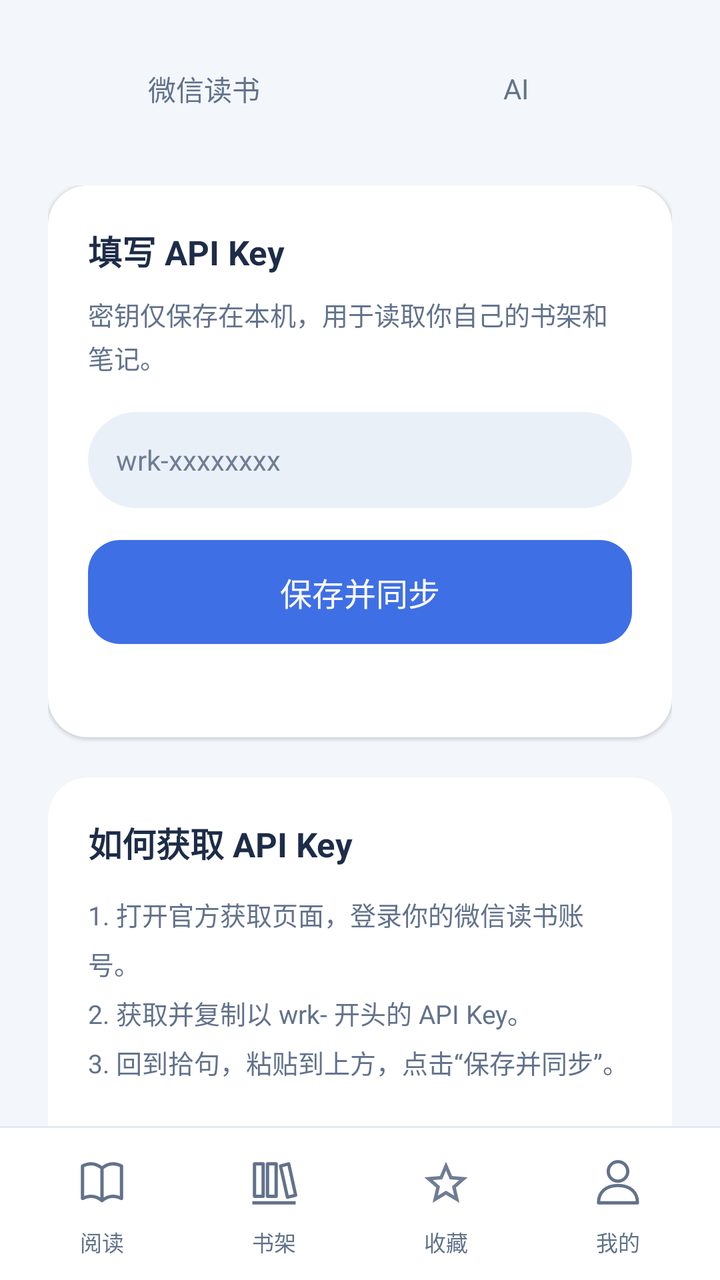
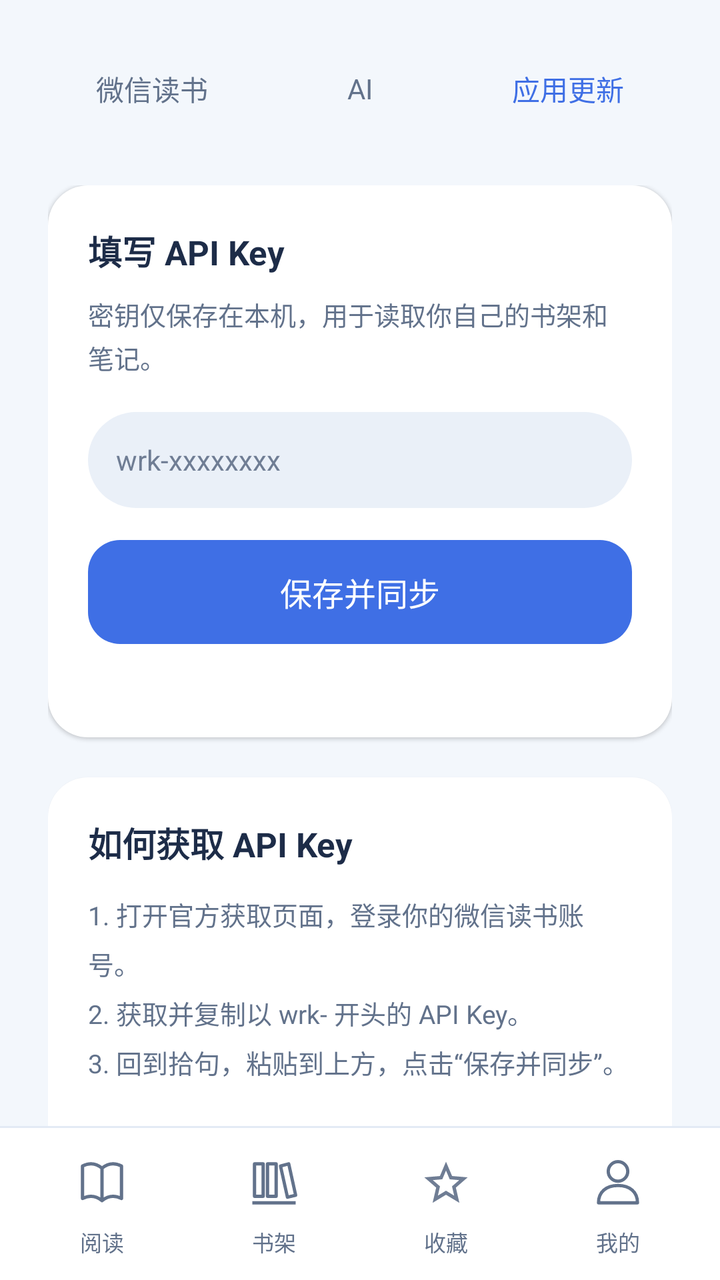

Screens rendered from an Android XML layout before and after an edit, with the pre-edit source and the edit as a unified diff.
<!-- AndroidManifest.xml: application theme AppTheme -->
<!-- res/layout/activity_connection.xml -->
<?xml version="1.0" encoding="utf-8"?>
<LinearLayout xmlns:android="http://schemas.android.com/apk/res/android" android:layout_width="match_parent" android:layout_height="match_parent" android:orientation="vertical" android:fitsSystemWindows="true">
    <LinearLayout android:layout_width="match_parent" android:layout_height="wrap_content" android:minHeight="48dp" android:layout_marginStart="24dp" android:layout_marginEnd="24dp" android:layout_marginTop="20dp" android:orientation="horizontal">
        <Button android:id="@+id/weread_tab" style="@style/ReadingTab" android:layout_width="0dp" android:layout_height="match_parent" android:layout_weight="1" android:text="@string/weread_tab" />
        <Button android:id="@+id/ai_tab" style="@style/ReadingTab" android:layout_width="0dp" android:layout_height="match_parent" android:layout_weight="1" android:text="@string/ai_tab" />
    </LinearLayout>
    <FrameLayout android:layout_width="match_parent" android:layout_height="0dp" android:layout_weight="1">
        <ScrollView android:id="@+id/weread_panel" android:layout_width="match_parent" android:layout_height="match_parent" android:fillViewport="true" android:scrollbars="none">
            <LinearLayout android:layout_width="match_parent" android:layout_height="wrap_content" android:orientation="vertical" android:padding="24dp">
                <LinearLayout android:layout_width="match_parent" android:layout_height="wrap_content" android:background="@drawable/card_background" android:orientation="vertical" android:padding="20dp" android:elevation="1dp">
                    <TextView android:layout_width="match_parent" android:layout_height="wrap_content" android:text="@string/key_input_title" android:textColor="@color/text_primary" android:textSize="17sp" android:textStyle="bold" />
                    <TextView android:layout_width="match_parent" android:layout_height="wrap_content" android:layout_marginTop="10dp" android:text="@string/key_input_description" android:textColor="@color/text_secondary" android:textSize="13sp" android:lineSpacingExtra="3dp" />
                    <EditText android:id="@+id/api_key" android:layout_width="match_parent" android:layout_height="48dp" android:layout_marginTop="18dp" android:paddingStart="14dp" android:paddingEnd="14dp" android:background="@drawable/search_background" android:hint="@string/key_hint" android:inputType="textPassword|textNoSuggestions" android:singleLine="true" android:saveEnabled="false" android:importantForAutofill="no" android:textColor="@color/text_primary" android:textColorHint="@color/text_hint" android:textSize="14sp" />
                    <Button android:id="@+id/save_sync" style="@style/PrimaryAction" android:layout_width="match_parent" android:layout_height="52dp" android:layout_marginTop="16dp" android:background="@drawable/button_background" android:backgroundTint="@null" android:text="@string/save_and_sync" android:textColor="@color/button_text" />
                    <TextView android:id="@+id/key_status" android:layout_width="match_parent" android:layout_height="wrap_content" android:layout_marginTop="12dp" android:textColor="@color/text_secondary" android:textSize="11sp" android:lineSpacingExtra="3dp" />
                </LinearLayout>
                <LinearLayout android:layout_width="match_parent" android:layout_height="wrap_content" android:layout_marginTop="20dp" android:background="@drawable/card_background" android:orientation="vertical" android:padding="20dp" android:elevation="1dp">
                    <TextView android:layout_width="match_parent" android:layout_height="wrap_content" android:text="@string/key_help_title" android:textColor="@color/text_primary" android:textSize="17sp" android:textStyle="bold" />
                    <TextView android:id="@+id/key_help_steps" android:layout_width="match_parent" android:layout_height="wrap_content" android:layout_marginTop="14dp" android:text="@string/key_help_steps" android:lineSpacingExtra="6dp" android:textColor="@color/text_secondary" android:textSize="13sp" />
                    <Button android:id="@+id/open_key_help" style="@style/TextAction" android:layout_width="wrap_content" android:layout_height="48dp" android:layout_gravity="end" android:layout_marginTop="8dp" android:text="@string/open_key_help" />
                    <TextView android:layout_width="match_parent" android:layout_height="wrap_content" android:text="@string/key_help_url" android:textIsSelectable="true" android:textColor="@color/text_hint" android:textSize="11sp" />
                </LinearLayout>
                <TextView android:id="@+id/sync_status" android:layout_width="match_parent" android:layout_height="wrap_content" android:layout_marginTop="18dp" android:textColor="@color/text_secondary" android:textSize="11sp" android:lineSpacingExtra="4dp" />
                <LinearLayout android:layout_width="match_parent" android:layout_height="wrap_content"
                    android:layout_marginTop="20dp" android:background="@drawable/card_background"
                    android:orientation="vertical" android:padding="20dp" android:elevation="1dp">
                    <TextView android:layout_width="match_parent" android:layout_height="wrap_content"
                        android:text="@string/update_title" android:textColor="@color/text_primary"
                        android:textSize="17sp" android:textStyle="bold" />
                    <TextView android:id="@+id/update_status" android:layout_width="match_parent"
                        android:layout_height="wrap_content" android:layout_marginTop="12dp"
                        android:textColor="@color/text_secondary" android:textSize="13sp" android:lineSpacingExtra="5dp" />
                    <Button android:id="@+id/check_updates" style="@style/TextAction" android:layout_width="match_parent"
                        android:layout_height="48dp" android:layout_marginTop="12dp" android:text="@string/check_updates" />
                    <Button android:id="@+id/open_app_update" style="@style/PrimaryAction" android:layout_width="match_parent"
                        android:layout_height="52dp" android:layout_marginTop="8dp"
                        android:visibility="gone" android:text="@string/open_app_update" />
                </LinearLayout>
                <Button android:id="@+id/clear_data" style="@style/TextAction" android:layout_width="match_parent" android:layout_height="48dp" android:layout_marginTop="16dp" android:text="@string/clear_all_data" android:textColor="@color/text_secondary" />
            </LinearLayout>
        </ScrollView>
        <ScrollView android:id="@+id/ai_panel" android:layout_width="match_parent" android:layout_height="match_parent" android:visibility="gone" android:fillViewport="true" android:scrollbars="none">
            <LinearLayout android:layout_width="match_parent" android:layout_height="wrap_content" android:orientation="vertical" android:padding="24dp">
                <LinearLayout android:layout_width="match_parent" android:layout_height="wrap_content" android:background="@drawable/card_background" android:orientation="vertical" android:padding="20dp" android:elevation="1dp">
                    <TextView android:layout_width="match_parent" android:layout_height="wrap_content" android:text="@string/ai_key_title" android:textColor="@color/text_primary" android:textSize="17sp" android:textStyle="bold" />
                    <TextView android:layout_width="match_parent" android:layout_height="wrap_content" android:layout_marginTop="10dp" android:text="@string/ai_key_description" android:textColor="@color/text_secondary" android:textSize="13sp" android:lineSpacingExtra="3dp" />
                    <EditText android:id="@+id/ai_api_key" android:layout_width="match_parent" android:layout_height="48dp" android:layout_marginTop="18dp" android:paddingStart="14dp" android:paddingEnd="14dp" android:background="@drawable/search_background" android:hint="@string/ai_key_hint" android:inputType="textPassword|textNoSuggestions" android:singleLine="true" android:saveEnabled="false" android:importantForAutofill="no" android:imeOptions="actionDone" android:textColor="@color/text_primary" android:textColorHint="@color/text_hint" android:textSize="14sp" />
                    <Button android:id="@+id/save_ai_key" style="@style/PrimaryAction" android:layout_width="match_parent" android:layout_height="52dp" android:layout_marginTop="16dp" android:background="@drawable/button_background" android:backgroundTint="@null" android:text="@string/save_ai_key" android:textColor="@color/button_text" />
                    <TextView android:id="@+id/ai_key_status" android:layout_width="match_parent" android:layout_height="wrap_content" android:layout_marginTop="12dp" android:textColor="@color/text_secondary" android:textSize="11sp" android:lineSpacingExtra="3dp" />
                </LinearLayout>
                <Button android:id="@+id/clear_ai_key" style="@style/TextAction" android:layout_width="match_parent" android:layout_height="48dp" android:layout_marginTop="16dp" android:visibility="gone" android:text="@string/clear_ai_key" android:textColor="@color/text_secondary" />
            </LinearLayout>
        </ScrollView>
    </FrameLayout>
    <include layout="@layout/bottom_navigation" />
</LinearLayout>
<!-- res/layout/bottom_navigation.xml (included above) -->
<?xml version="1.0" encoding="utf-8"?>
<LinearLayout xmlns:android="http://schemas.android.com/apk/res/android"
    android:layout_width="match_parent" android:layout_height="wrap_content"
    android:orientation="vertical" android:background="@color/surface">
    <View android:layout_width="match_parent" android:layout_height="1dp"
        android:background="@color/outline" android:importantForAccessibility="no" />
    <LinearLayout android:layout_width="match_parent" android:layout_height="76dp"
        android:orientation="horizontal" android:gravity="center_vertical" android:baselineAligned="false"
        android:paddingStart="8dp" android:paddingEnd="8dp">
        <LinearLayout android:id="@+id/nav_home" android:layout_width="0dp" android:layout_height="match_parent"
            android:layout_weight="1" android:orientation="vertical" android:gravity="center"
            android:background="@drawable/text_button_background" android:contentDescription="@string/nav_home" android:focusable="true">
            <ImageView android:id="@+id/nav_home_icon" android:layout_width="56dp" android:layout_height="34dp"
                android:paddingStart="15dp" android:paddingEnd="15dp" android:paddingTop="4dp" android:paddingBottom="4dp"
                android:background="@drawable/nav_icon_background" android:src="@drawable/ic_nav_home" android:importantForAccessibility="no" />
            <TextView android:id="@+id/nav_home_label" android:layout_width="wrap_content" android:layout_height="wrap_content"
                android:layout_marginTop="4dp" android:text="@string/nav_home" android:textColor="@color/text_secondary"
                android:textSize="11sp" android:importantForAccessibility="no" />
        </LinearLayout>
        <LinearLayout android:id="@+id/nav_shelf" android:layout_width="0dp" android:layout_height="match_parent"
            android:layout_weight="1" android:orientation="vertical" android:gravity="center"
            android:background="@drawable/text_button_background" android:contentDescription="@string/nav_shelf" android:focusable="true">
            <ImageView android:id="@+id/nav_shelf_icon" android:layout_width="56dp" android:layout_height="34dp"
                android:paddingStart="15dp" android:paddingEnd="15dp" android:paddingTop="4dp" android:paddingBottom="4dp"
                android:background="@drawable/nav_icon_background" android:src="@drawable/ic_nav_shelf" android:importantForAccessibility="no" />
            <TextView android:id="@+id/nav_shelf_label" android:layout_width="wrap_content" android:layout_height="wrap_content"
                android:layout_marginTop="4dp" android:text="@string/nav_shelf" android:textColor="@color/text_secondary"
                android:textSize="11sp" android:importantForAccessibility="no" />
        </LinearLayout>
        <LinearLayout android:id="@+id/nav_favorites" android:layout_width="0dp" android:layout_height="match_parent"
            android:layout_weight="1" android:orientation="vertical" android:gravity="center"
            android:background="@drawable/text_button_background" android:contentDescription="@string/nav_favorites" android:focusable="true">
            <ImageView android:id="@+id/nav_favorites_icon" android:layout_width="56dp" android:layout_height="34dp"
                android:paddingStart="15dp" android:paddingEnd="15dp" android:paddingTop="4dp" android:paddingBottom="4dp"
                android:background="@drawable/nav_icon_background" android:src="@drawable/ic_book_favorite_outline" android:importantForAccessibility="no" />
            <TextView android:id="@+id/nav_favorites_label" android:layout_width="wrap_content" android:layout_height="wrap_content"
                android:layout_marginTop="4dp" android:text="@string/nav_favorites" android:textColor="@color/text_secondary"
                android:textSize="11sp" android:importantForAccessibility="no" />
        </LinearLayout>
        <LinearLayout android:id="@+id/nav_connection" android:layout_width="0dp" android:layout_height="match_parent"
            android:layout_weight="1" android:orientation="vertical" android:gravity="center"
            android:background="@drawable/text_button_background" android:contentDescription="@string/nav_connection" android:focusable="true">
            <ImageView android:id="@+id/nav_connection_icon" android:layout_width="56dp" android:layout_height="34dp"
                android:paddingStart="15dp" android:paddingEnd="15dp" android:paddingTop="4dp" android:paddingBottom="4dp"
                android:background="@drawable/nav_icon_background" android:src="@drawable/ic_nav_connection" android:importantForAccessibility="no" />
            <TextView android:id="@+id/nav_connection_label" android:layout_width="wrap_content" android:layout_height="wrap_content"
                android:layout_marginTop="4dp" android:text="@string/nav_connection" android:textColor="@color/text_secondary"
                android:textSize="11sp" android:importantForAccessibility="no" />
        </LinearLayout>
    </LinearLayout>
</LinearLayout>
<!-- resources referenced by this layout -->
<resources>
  <color name="outline">#E3EAF5</color>
  <color name="surface">#FFFFFF</color>
  <color name="text_hint">#6F7D94</color>
  <color name="text_primary">#1D2C48</color>
  <color name="text_secondary">#62728B</color>
  <!-- drawable card_background (drawable) -->
  <?xml version="1.0" encoding="utf-8"?>
  <shape xmlns:android="http://schemas.android.com/apk/res/android">
      <solid android:color="@color/surface" />
      <corners android:radius="20dp" />
  </shape>
  <!-- drawable search_background (drawable) -->
  <shape xmlns:android="http://schemas.android.com/apk/res/android">
      <solid android:color="@color/search_surface" /><corners android:radius="24dp" />
  </shape>
  <!-- drawable text_button_background (drawable) -->
  <ripple xmlns:android="http://schemas.android.com/apk/res/android" android:color="@color/ripple_secondary">
      <item android:id="@android:id/mask"><shape><solid android:color="@color/surface" /><corners android:radius="6dp" /></shape></item>
  </ripple>
  <string name="ai_key_description">密钥仅加密保存在本机，AI 功能稍后上线。</string>
  <string name="ai_key_hint">请输入 AI API Key</string>
  <string name="ai_key_title">AI API Key</string>
  <string name="ai_tab" translatable="false">AI</string>
  <string name="check_updates">检查更新</string>
  <string name="clear_ai_key">清除 AI API Key</string>
  <string name="clear_all_data">清除密钥和本地数据</string>
  <string name="key_help_steps">1. 打开官方获取页面，登录你的微信读书账号。\n2. 获取并复制以 wrk- 开头的 API Key。\n3. 回到拾句，粘贴到上方，点击“保存并同步”。</string>
  <string name="key_help_title">如何获取 API Key</string>
  <string name="key_help_url" translatable="false">https://weread.qq.com/r/weread-skills</string>
  <string name="key_hint" translatable="false">wrk-xxxxxxxx</string>
  <string name="key_input_description">密钥仅保存在本机，用于读取你自己的书架和笔记。</string>
  <string name="key_input_title">填写 API Key</string>
  <string name="nav_connection">我的</string>
  <string name="nav_favorites">收藏</string>
  <string name="nav_home">阅读</string>
  <string name="nav_shelf">书架</string>
  <string name="open_app_update">查看新版应用</string>
  <string name="open_key_help">打开官方获取页面</string>
  <string name="save_ai_key">保存 API Key</string>
  <string name="save_and_sync">保存并同步</string>
  <string name="update_title">应用与同步更新</string>
  <string name="weread_tab">微信读书</string>
  <style name="PrimaryAction" parent="FlatButton">
          <item name="android:background">@drawable/button_background</item>
          <item name="android:textColor">@color/button_text</item>
          <item name="android:fontFamily">sans-serif-medium</item>
          <item name="android:textSize">16sp</item>
      </style>
  <style name="ReadingTab" parent="FlatButton">
          <item name="android:background">@drawable/reading_tab_background</item>
          <item name="android:textColor">@color/tab_text</item>
          <item name="android:paddingStart">4dp</item>
          <item name="android:paddingEnd">4dp</item>
      </style>
  <style name="TextAction" parent="FlatButton">
          <item name="android:background">@drawable/text_button_background</item>
          <item name="android:textColor">@color/primary</item>
          <item name="android:paddingStart">12dp</item>
          <item name="android:paddingEnd">12dp</item>
      </style>
  <style name="AppTheme" parent="AppTheme.Base" />
  <color name="ripple_primary">#33FFFFFF</color>
  <color name="primary_disabled">#E4EBF7</color>
  <color name="primary">#3F6FE5</color>
  <color name="surface_tint">#EAF1FD</color>
  <color name="search_surface">#EAF0F8</color>
  <color name="ripple_secondary">#183F6FE5</color>
  <color name="background">#F3F7FC</color>
  <color name="primary_dark">#1D2C48</color>
  <!-- unchanged entries left out for length: 10 -->
</resources>

<!-- the commit's change to res/layout/activity_connection.xml (unified diff, before → after) -->
@@ -3,6 +3,7 @@
     <LinearLayout android:layout_width="match_parent" android:layout_height="wrap_content" android:minHeight="48dp" android:layout_marginStart="24dp" android:layout_marginEnd="24dp" android:layout_marginTop="20dp" android:orientation="horizontal">
         <Button android:id="@+id/weread_tab" style="@style/ReadingTab" android:layout_width="0dp" android:layout_height="match_parent" android:layout_weight="1" android:text="@string/weread_tab" />
         <Button android:id="@+id/ai_tab" style="@style/ReadingTab" android:layout_width="0dp" android:layout_height="match_parent" android:layout_weight="1" android:text="@string/ai_tab" />
+        <Button android:id="@+id/app_updates" style="@style/TextAction" android:layout_width="0dp" android:layout_height="match_parent" android:layout_weight="1" android:text="@string/app_update_title" />
     </LinearLayout>
     <FrameLayout android:layout_width="match_parent" android:layout_height="0dp" android:layout_weight="1">
         <ScrollView android:id="@+id/weread_panel" android:layout_width="match_parent" android:layout_height="match_parent" android:fillViewport="true" android:scrollbars="none">
<!-- resource entries referenced after the edit -->
@@ -23,6 +23,7 @@
   <string name="ai_key_hint">请输入 AI API Key</string>
   <string name="ai_key_title">AI API Key</string>
   <string name="ai_tab" translatable="false">AI</string>
+  <string name="app_update_title">应用更新</string>
   <string name="check_updates">检查更新</string>
   <string name="clear_ai_key">清除 AI API Key</string>
   <string name="clear_all_data">清除密钥和本地数据</string>
